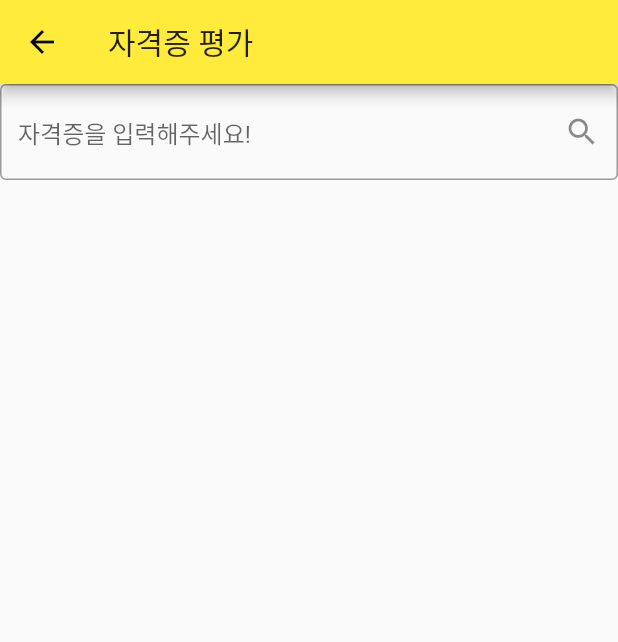
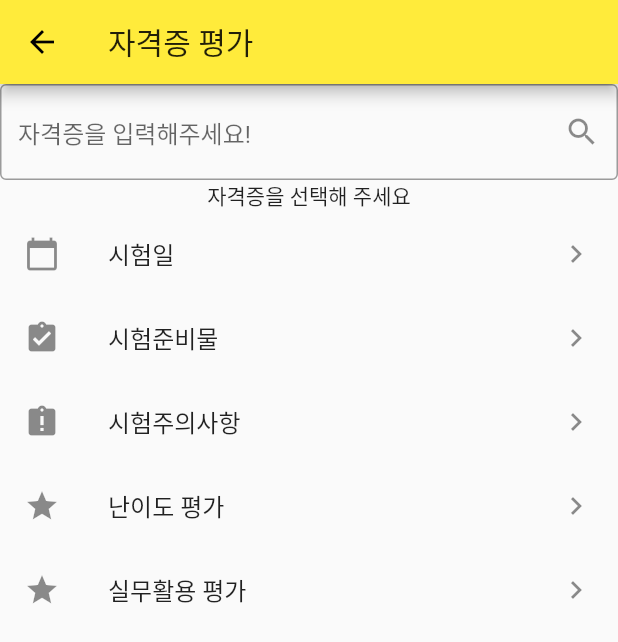
Before and after one commit to Tetragone/toys, a Flutter app: the ReviewPage screen opened directly, on a phone screen of 412 x 824 dp. Shown: the top 642 px of the screen. Run offline on Flutter 3.47's test engine with Material 2 defaults, Android fonts, the phone set to English and light mode, and no system bars; our stand-ins replace carousel_slider, charts_flutter, cloud_firestore, firebase_auth, firebase_core, firebase_messaging and 4 more; missing offline and left inert: firebase_helpers; accounts and stored records are empty; network calls fail.

```diff
--- a/my_cert_helper/lib/information_review_page.dart
+++ b/my_cert_helper/lib/information_review_page.dart
@@ -1,4 +1,3 @@
-
 import 'package:cloud_firestore/cloud_firestore.dart';
 import 'package:flutter/cupertino.dart';
 import 'package:flutter/material.dart';
@@ -64,14 +63,15 @@ class ReviewPageState extends State<ReviewPage> {
     docList = qSnap.documents;
     docIter = docList.iterator;
 
-    while(docIter.moveNext() == true) {
-      strTmp= docIter.current.data["name"];
+    while (docIter.moveNext() == true) {
+      strTmp = docIter.current.data["name"];
       strTmp_class = docIter.current.data["classification"];
       strTmp_orga = docIter.current.data["organizer"];
 
-      if(strTmp.contains(input) == true) {
+      if (strTmp.contains(input) == true) {
         resultList.add(strTmp);
-        optionList.add(UIChooseCertOption2(strTmp, this, strTmp_orga, strTmp_class));
+        optionList.add(
+            UIChooseCertOption2(strTmp, this, strTmp_orga, strTmp_class));
       }
     }
 
@@ -83,8 +83,7 @@ class ReviewPageState extends State<ReviewPage> {
           );
         }
     );
-
-    if(selectedName != null ) {
+    if (selectedName != null) {
       CertObjective result = CertObjective();
       result.CertName = selectedName;
       qSnap = await firestore.collection("CertList").getDocuments();
@@ -94,26 +93,101 @@ class ReviewPageState extends State<ReviewPage> {
       QuerySnapshot qSnapAggr;
       //docIterAggr
 
-      while(docIter.moveNext() != true) {
-        if( docIter.current.data['name'] == result.CertName ) {
-          qSnapAggr = await firestore.collection("CertList/" + docIter.current.documentID + "/Review" ).getDocuments();
-
+      while (docIter.moveNext() != true) {
+        if (docIter.current.data['name'] == result.CertName) {
+          qSnapAggr = await firestore.collection(
+              "CertList/" + docIter.current.documentID + "/Review")
+              .getDocuments();
         }
       }
     }
+
+    setState(() { });
   }
 
   @override
   Widget build(BuildContext context) {
-
     return Scaffold(
-        appBar: AppBar(
-          title: Text('자격증 평가'),
-        ),
-        body: Column(
+      appBar: AppBar(
+        title: Text('자격증 평가'),
+      ),
+      body: ListView(
+        scrollDirection: Axis.vertical,
         children: <Widget>[
-          searchBox
-    ],
-        ));
+          searchBox,
+          Center(
+            child: Text(selectedName == null ? '자격증을 선택해 주세요': selectedName)
+          ),
+          GestureDetector(
+            onTap: () {
+              print('클릭');
+            },
+            child: Column(children: <Widget>[
+              ListTile(
+                leading: Icon(Icons.calendar_today),
+                title: Text('시험일'),
+                trailing: Icon(Icons.navigate_next),
+                onTap: () {},
+              ),
+              //Container(
+              //Text:'',
+              // ),
+            ]),
+          ),
+          GestureDetector(
+            onTap: () {
+              print('클릭');
+            },
+            child: Column(children: <Widget>[
+              ListTile(
+                leading: Icon(Icons.assignment_turned_in),
+                title: Text('시험준비물'),
+                trailing: Icon(Icons.navigate_next),
+                onTap: () {},
+              ),
+            ]),
+          ),
+          GestureDetector(
+            onTap: () {
+              print('클릭');
+            },
+            child: Column(children: <Widget>[
+              ListTile(
+                leading: Icon(Icons.assignment_late),
+                title: Text('시험주의사항'),
+                trailing: Icon(Icons.navigate_next),
+                onTap: () {},
+              ),
+            ]),
+          ),
+          GestureDetector(
+            onTap: () {
+              print('클릭');
+            },
+            child: Column(children: <Widget>[
+              ListTile(
+                leading: Icon(Icons.star),
+                title: Text('난이도 평가 '),
+                trailing: Icon(Icons.navigate_next),
+                onTap: () {},
+              ),
+            ]),
+          ),
+          GestureDetector(
+            onTap: () {
+              print('클릭');
+            },
+            child: Column(children: <Widget>[
+              ListTile(
+                leading: Icon(Icons.star),
+                title: Text('실무활용 평가'),
+                trailing: Icon(Icons.navigate_next),
+                onTap: () {},
+              ),
+            ]),
+          ),
+        ],
+      ),
+    );
   }
 }
```
